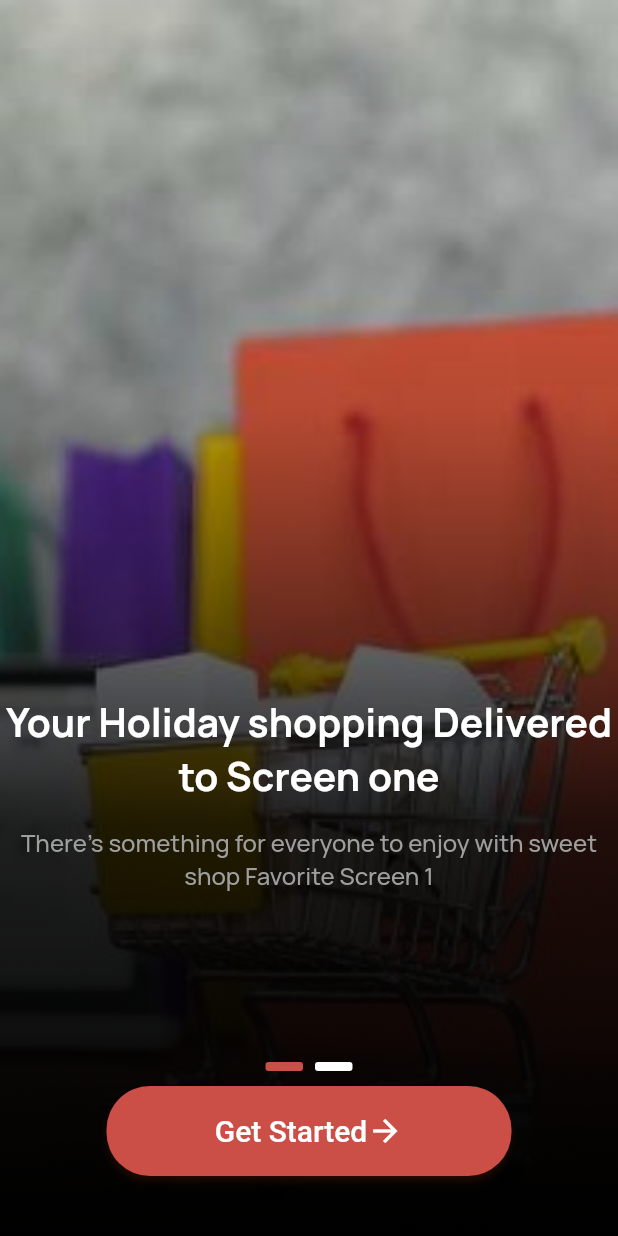
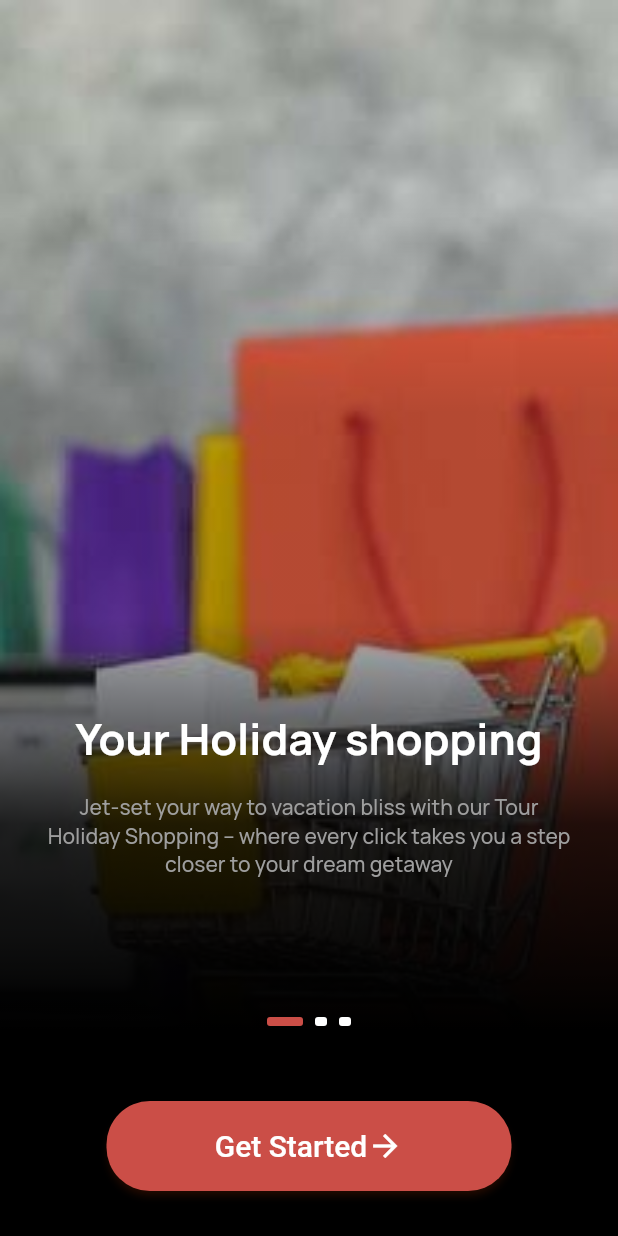
Before and after one commit to AqsaBano330/Shopping-Mania, a Flutter app: the screen it shows after launch, on a phone screen of 412 x 824 dp. Run offline on Flutter 3.47's test engine with Material 2 defaults, Android fonts, the phone set to English and light mode, and no system bars; drawn by our look-alikes of smooth_page_indicator; our stand-ins replace curved_navigation_bar.

Commit message:
Shopping Mania

```diff
--- a/lib/Screens/page_view/custom_pageView_button.dart
+++ b/lib/Screens/page_view/custom_pageView_button.dart
@@ -1,43 +1,36 @@
 import 'package:flutter/material.dart';
+import 'package:hijabista/Widget/BottomNavigationBar/bottom_navigation_bar.dart';
+import 'package:hijabista/Widget/color/colors.dart';
 
 class CustomPageViewButton extends StatelessWidget {
   const CustomPageViewButton({
-    Key? key,
-    required this.buttonText,
-    required this.navigatedClassName,
-    required this.width,
-    required this.height,
-    required this.fontSize,
-  }) : super(key: key);
+    Key? key, }) : super(key: key);
 
-  final String buttonText;
-  final Widget navigatedClassName;
-  final double width;
-  final double height;
-  final double fontSize;
+
+
 
   @override
   Widget build(BuildContext context) {
     return ElevatedButton(
       style: ElevatedButton.styleFrom(
-        backgroundColor: Color(0xffCB4E47), // Set the background color here
+        backgroundColor: AppColors.Peach, // Set the background color here
         shadowColor: Color.fromARGB(242, 140, 40, 0),
-        minimumSize: Size(width, height),
+        minimumSize: Size(270, 60),
         shape: RoundedRectangleBorder(
           borderRadius:
               BorderRadius.circular(29.0), // Adjust the radius as needed
         ),
       ),
       onPressed: () {
-        Navigator.push(
+        Navigator.pushReplacement(
           context,
-          MaterialPageRoute(builder: (context) => navigatedClassName),
+          MaterialPageRoute(builder: (context) => CurveBar()),
         );
       },
-      child: Row(
+      child:const Row(
         mainAxisSize: MainAxisSize.min, // To make the row take minimum space
         children: [
-          Text(buttonText, style: TextStyle(fontSize: fontSize)),
+          Text("Get Started", style: TextStyle(fontSize: 20)),
           Icon(Icons.arrow_forward),
         ],
       ),
--- a/lib/Screens/page_view/page_view.dart
+++ b/lib/Screens/page_view/page_view.dart
@@ -1,7 +1,7 @@
 import 'package:flutter/material.dart';
 import 'package:hijabista/Widget/BottomNavigationBar/bottom_navigation_bar.dart';
 import 'package:hijabista/Screens/page_view/custom_pageView_button.dart';
-import 'package:hijabista/Screens/page_view/page_view_images.dart';
+import 'package:hijabista/Widget/text/text.dart';
 import 'package:smooth_page_indicator/smooth_page_indicator.dart';
 
 class CustomPageView extends StatelessWidget {
@@ -10,25 +10,18 @@
   final controller = PageController();
 
   final List<String> mainHeading = [
-    "Your Holiday shopping Delivered to Screen one",
-    "Your Holiday shopping Delivered to Screen two"
+    "Your Holiday shopping",
+    "At Your Doorstep",
+    "Seamless Checkout Experience"
   ];
   final List<String> subHeading = [
-    "There's something for everyone to enjoy with sweet shop Favorite Screen 1",
-    "There's something for everyone to enjoy with sweet shop Favorite Screen 1"
+    "Jet-set your way to vacation bliss with our Tour Holiday Shopping – where every click takes you a step closer to your dream getaway",
+    "Travel the world from your doorstep with our Tour Holiday Shopping – bringing the globe's finest to your doorstep.",
+    "Effortless Checkout: Shop with ease, as our streamlined checkout process ensures a quick and stress-free shopping experience, right from your screen to your doorstep."
   ];
 
   @override
   Widget build(BuildContext context) {
-    final precacheImages = [
-      pageViewImages().pageViewImageList[0],
-      pageViewImages().pageViewImageList[1],
-    ];
-
-    precacheImages.forEach((image) {
-      precacheImage(AssetImage(image), context);
-    });
-
     return Scaffold(
       body: Stack(children: [
         Container(
@@ -44,23 +37,24 @@
             // ),
             height: double.infinity,
             width: double.infinity,
-            child: Image.asset("assets/images/online_shopping_1.jpg",
-                fit: BoxFit.fill, colorBlendMode: BlendMode.modulate)),
+            child: Image.asset(
+              "assets/images/online_shopping_1.jpg",
+              fit: BoxFit.fill,
+            )),
         Container(
-          child: Container(
           decoration: const BoxDecoration(
             gradient: LinearGradient(
               tileMode: TileMode.repeated,
-                begin: Alignment.bottomCenter, // Start at the top center
-                end: Alignment.topCenter, // End at the bottom center
+              begin: Alignment.bottomCenter,
+              end: Alignment.topCenter,
               colors: [
                 Colors.black,
+                Colors.black,
                 Colors.black87,
-                  Colors.black26
-                  , // Start with black at the top
-
+                Colors.black26,
+                Colors.black26,
                 Colors.transparent,
-                  // End with transparent at the bottom
+                Colors.transparent,
               ],
             ),
           ),
@@ -69,38 +63,30 @@
               Expanded(
                 child: PageView.builder(
                   controller: controller,
-                    itemCount: 2,
+                  itemCount: 3,
                   itemBuilder: (context, index) {
                     return Container(
-                        padding: EdgeInsets.only(top: 350.0, bottom: 0.0),
+                      padding: const EdgeInsets.only(
+                          top: 350.0, bottom: 0.0, right: 30, left: 30),
                       child: Column(
                         crossAxisAlignment: CrossAxisAlignment.center,
                         mainAxisAlignment: MainAxisAlignment.center,
                         children: [
-                            Text(
-                              mainHeading[index],
-                              style: const TextStyle(
-                                fontFamily: "Manrope",
-                                fontWeight: FontWeight.w700,
-                                fontSize: 26,
-                                color: Colors.white,
+                          Container(
+                            margin: EdgeInsets.only(top:30),
+                            child: CustomTextWidget(
+                                yourtext: mainHeading[index],
+                                fontweight: FontWeight.w700,
+                                fontsize: 29,
+                                fontColor: Colors.white,),
                           ),
-                              textAlign: TextAlign.center,
-                            ),
-                            SizedBox(height: 16.0),
-                            Text(
-                              subHeading[index],
-                              style: const TextStyle(
-                                fontFamily: "Manrope",
-                                fontWeight: FontWeight.w400,
-                                fontSize: 16,
-                                color: Colors.grey,
-                              ),
-                              textAlign: TextAlign.center,
-                            ),
-                            // SizedBox(height: 16.0),
-                            // Image.asset(pageViewImages().pageViewImageList[index],
-                            //     height: 250),
+                          const SizedBox(height: 16.0),
+                          CustomTextWidget(
+                              yourtext: subHeading[index],
+                              fontweight: FontWeight.w400,
+                              fontsize: 14,
+
+                              fontColor:  Colors.grey)
                         ],
                       ),
                     );
@@ -108,14 +94,16 @@
                 ),
               ),
 
-                SmoothPageIndicator(
+              Container(
+                padding: const EdgeInsets.only(top:0, bottom:40),
+                child: SmoothPageIndicator(
                   controller: controller,
-                  count: 2,
+                  count: 3,
                   axisDirection: Axis.horizontal,
-                  effect: const SlideEffect(
+                  effect: const ExpandingDotsEffect(
                     spacing: 8.0,
                     radius: 2,
-                    dotWidth: 25.0,
+                    dotWidth: 8.0,
                     dotHeight: 6.0,
                     paintStyle: PaintingStyle.fill,
                     strokeWidth: 1.5,
@@ -123,20 +111,13 @@
                     activeDotColor: Color(0xffCB4E47),
                   ),
                 ),
+              ),
               const Padding(
-                  padding: EdgeInsets.only(top: 10, bottom: 20),
-                  child: CustomPageViewButton(
-                    buttonText: "Get Started",
-                    navigatedClassName: BottomNavigationBarDemo(),
-                    width: 270,
-                    height: 60,
-                    fontSize: 20,
+                padding: EdgeInsets.only(top: 10, bottom: 10),
+                child: CustomPageViewButton(),
               ),
-                ),
-                SizedBox(height: 20), // Add some space above the indicator
-
+              const SizedBox(height: 20),
             ],
-            ),
           ),
         ),
       ]),
--- a/lib/Widget/add_to_cart/add_to_cart.dart
+++ b/lib/Widget/add_to_cart/add_to_cart.dart
@@ -17,7 +17,7 @@
       child: Stack(
         children: [
           Container(
-            child: Image.asset("assets/images/Cart.png"),
+            child: Image.asset("assets/images/bag.png"),
             height: 30,
             width: 30,
           ),
--- a/lib/Widget/color/colors.dart
+++ b/lib/Widget/color/colors.dart
@@ -1,13 +1,6 @@
-import 'package:flutter/material.dart';
+import 'package:flutter/rendering.dart';
 
-class CustomColor extends StatelessWidget {
-  const CustomColor({super.key});
-
-
-
-  @override
-  Widget build(BuildContext context) {
-
-    return const Placeholder();
-  }
+class AppColors {
+  static Color Peach = const Color(0xffCB4E47);
+  static Color Black = const Color(0xff000000);
 }
--- a/lib/main.dart
+++ b/lib/main.dart
@@ -11,6 +11,8 @@
 
   @override
   Widget build(BuildContext context) {
-    return MaterialApp(home: CustomPageView());
+    return MaterialApp(
+      debugShowCheckedModeBanner:false,
+      home:CustomPageView());
   }
 }
--- a/pubspec.yaml
+++ b/pubspec.yaml
@@ -36,8 +36,8 @@
   # Use with the CupertinoIcons class for iOS style icons.
   cupertino_icons: ^1.0.2
   smooth_page_indicator: ^1.1.0
-  fluid_bottom_nav_bar: ^1.4.0
-  animated_bottom_navigation_bar: ^1.2.0
+
+  curved_navigation_bar: ^1.0.3
   any_animated_button: ^0.0.4
   video_player: ^2.7.1
 
@@ -70,7 +70,7 @@
     - assets/images/image1.jpg
     - assets/images/image2.jpg
     - assets/images/hijab_vector_2.jpg
-    - assets/images/Cart.png
+    - assets/images/bag.png
     - assets/images/BannerCard.png
     - assets/images/online_shopping_1.jpg
 
```
Also changed, not shown: lib/Screens/Home_Page/Home Bar/home_upper_bar.dart (+16 -15 lines), lib/Screens/page_view/page_view_images.dart (deleted, +0 -14 lines), lib/Widget/BottomNavigationBar/bottom_navigation_bar.dart (+37 -51 lines), lib/Widget/Global Button/global_button.dart (+7 -7 lines), lib/Widget/Search Bar/search_bar.dart (+9 -6 lines), lib/Widget/text/text.dart (+10 -37 lines), assets/fonts/Manrope-SemiBold.ttf (deleted), assets/images/bag.png (added), pubspec.lock. Lines whose indentation alone changed are shown as unchanged.
